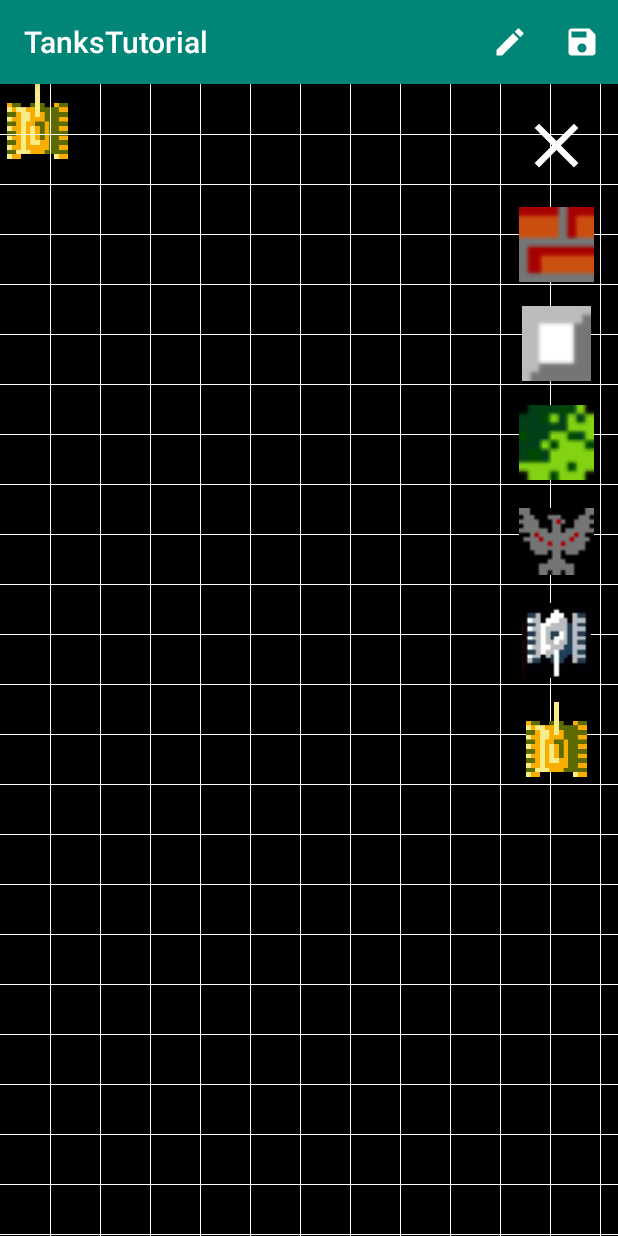
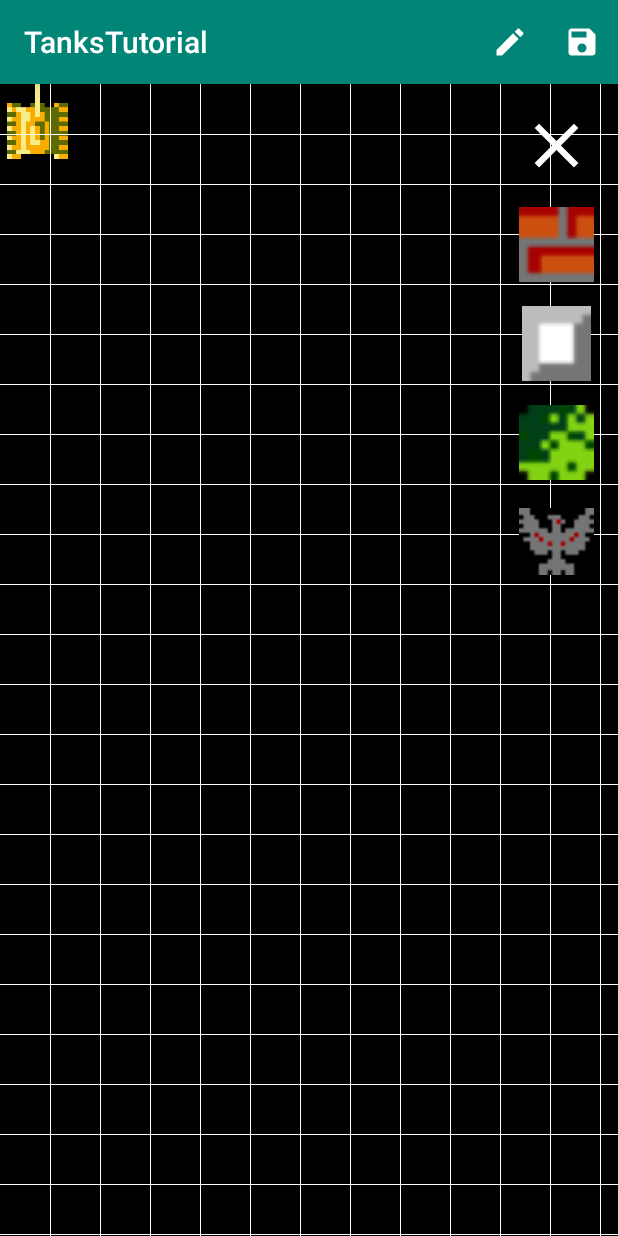
Before and after one commit to samaromku/TanksTutorial, an Android app: the MainActivity screen opened directly, with no data from a screen before it, after a tap on "settings", on a phone screen of 412 x 824 dp. Run offline under Robolectric (Android 15) with nearby library versions, the phone set to English and light mode, and no system bars; 1 statement that could not run was skipped.

Commit message:
16 lesson: fix enemy tanks respawn creation

```diff
--- a/app/src/main/java/ru/appngo/tankstutorial/MainActivity.kt
+++ b/app/src/main/java/ru/appngo/tankstutorial/MainActivity.kt
@@ -3,25 +3,15 @@ package ru.appngo.tankstutorial
 import android.os.Bundle
 import android.support.v7.app.AppCompatActivity
 import android.view.KeyEvent
-import android.view.KeyEvent.KEYCODE_DPAD_DOWN
-import android.view.KeyEvent.KEYCODE_DPAD_LEFT
-import android.view.KeyEvent.KEYCODE_DPAD_RIGHT
-import android.view.KeyEvent.KEYCODE_DPAD_UP
-import android.view.KeyEvent.KEYCODE_SPACE
+import android.view.KeyEvent.*
 import android.view.Menu
 import android.view.MenuItem
 import android.view.View.GONE
 import android.view.View.VISIBLE
 import android.widget.FrameLayout
 import kotlinx.android.synthetic.main.activity_main.*
-import ru.appngo.tankstutorial.drawers.BulletDrawer
-import ru.appngo.tankstutorial.drawers.ElementsDrawer
-import ru.appngo.tankstutorial.drawers.GridDrawer
-import ru.appngo.tankstutorial.drawers.TankDrawer
-import ru.appngo.tankstutorial.enums.Direction.BOTTOM
-import ru.appngo.tankstutorial.enums.Direction.LEFT
-import ru.appngo.tankstutorial.enums.Direction.RIGHT
-import ru.appngo.tankstutorial.enums.Direction.UP
+import ru.appngo.tankstutorial.drawers.*
+import ru.appngo.tankstutorial.enums.Direction.*
 import ru.appngo.tankstutorial.enums.Material
 
 const val CELL_SIZE = 50
@@ -53,6 +43,10 @@ class MainActivity : AppCompatActivity() {
         LevelStorage(this)
     }
 
+    private val enemyDrawer by lazy {
+        EnemyDrawer(container)
+    }
+
     override fun onCreate(savedInstanceState: Bundle?) {
         super.onCreate(savedInstanceState)
         setContentView(R.layout.activity_main)
@@ -62,8 +56,6 @@ class MainActivity : AppCompatActivity() {
         editor_concrete.setOnClickListener { elementsDrawer.currentMaterial = Material.CONCRETE }
         editor_grass.setOnClickListener { elementsDrawer.currentMaterial = Material.GRASS }
         editor_eagle.setOnClickListener { elementsDrawer.currentMaterial = Material.EAGLE }
-        editor_enemy_respawn.setOnClickListener { elementsDrawer.currentMaterial = Material.ENEMY_TANK_RESPAWN }
-        editor_player_respawn.setOnClickListener { elementsDrawer.currentMaterial = Material.PLAYER_TANK_RESPAWN }
         container.setOnTouchListener { _, event ->
             elementsDrawer.onTouchContainer(event.x, event.y)
             return@setOnTouchListener true
@@ -103,13 +95,11 @@ class MainActivity : AppCompatActivity() {
     private fun showSettings() {
         gridDrawer.drawGrid()
         materials_container.visibility = VISIBLE
-        elementsDrawer.changeElementsVisibility(true)
     }
 
     private fun hideSettings() {
         gridDrawer.removeGrid()
         materials_container.visibility = GONE
-        elementsDrawer.changeElementsVisibility(false)
     }
 
     override fun onKeyDown(keyCode: Int, event: KeyEvent?): Boolean {
@@ -118,7 +108,11 @@ class MainActivity : AppCompatActivity() {
             KEYCODE_DPAD_LEFT -> tankDrawer.move(myTank, LEFT, elementsDrawer.elementsOnContainer)
             KEYCODE_DPAD_DOWN -> tankDrawer.move(myTank, BOTTOM, elementsDrawer.elementsOnContainer)
             KEYCODE_DPAD_RIGHT -> tankDrawer.move(myTank, RIGHT, elementsDrawer.elementsOnContainer)
-            KEYCODE_SPACE -> bulletDrawer.makeBulletMove(myTank, tankDrawer.currentDirection, elementsDrawer.elementsOnContainer)
+            KEYCODE_SPACE -> bulletDrawer.makeBulletMove(
+                myTank,
+                tankDrawer.currentDirection,
+                elementsDrawer.elementsOnContainer
+            )
         }
         return super.onKeyDown(keyCode, event)
     }
--- a/app/src/main/java/ru/appngo/tankstutorial/drawers/ElementsDrawer.kt
+++ b/app/src/main/java/ru/appngo/tankstutorial/drawers/ElementsDrawer.kt
@@ -22,21 +22,6 @@ class ElementsDrawer(val container: FrameLayout) {
             eraseView(coordinate)
         } else {
             drawOrReplaceView(coordinate)
-        }
-    }
-
-    fun changeElementsVisibility(editMode:Boolean){
-        elementsOnContainer
-            .filter { it.material.visibleInEditableMode }
-            .forEach{ setViewIdVisibility(it.viewId, editMode)}
-    }
-
-    private fun setViewIdVisibility(viewId: Int, editMode: Boolean) {
-        val view = container.findViewById<View>(viewId)
-        if (editMode) {
-            view.visibility = View.VISIBLE
-        } else {
-            view.visibility = View.GONE
         }
     }
 
@@ -87,8 +72,10 @@ class ElementsDrawer(val container: FrameLayout) {
             for (height in 0 until currentMaterial.height) {
                 for (width in 0 until currentMaterial.width) {
                     if (element.coordinate == Coordinate(
-                                coordinate.top + height * CELL_SIZE,
-                                coordinate.left + width * CELL_SIZE)) {
+                            coordinate.top + height * CELL_SIZE,
+                            coordinate.left + width * CELL_SIZE
+                        )
+                    ) {
                         elementsList.add(element)
                     }
                 }
@@ -101,16 +88,18 @@ class ElementsDrawer(val container: FrameLayout) {
         removeUnwantedInstances()
         val view = ImageView(container.context)
         val layoutParams = FrameLayout.LayoutParams(
-                currentMaterial.width * CELL_SIZE,
-                currentMaterial.height * CELL_SIZE)
+            currentMaterial.width * CELL_SIZE,
+            currentMaterial.height * CELL_SIZE
+        )
         currentMaterial.image?.let { view.setImageResource(it) }
         layoutParams.topMargin = coordinate.top
         layoutParams.leftMargin = coordinate.left
         val element = Element(
-                material = currentMaterial,
-                coordinate = coordinate,
-                width = currentMaterial.width,
-                height = currentMaterial.height)
+            material = currentMaterial,
+            coordinate = coordinate,
+            width = currentMaterial.width,
+            height = currentMaterial.height
+        )
         view.id = element.viewId
         view.layoutParams = layoutParams
         view.scaleType = ImageView.ScaleType.FIT_XY
--- a/app/src/main/java/ru/appngo/tankstutorial/enums/Material.kt
+++ b/app/src/main/java/ru/appngo/tankstutorial/enums/Material.kt
@@ -14,8 +14,7 @@ enum class Material(
     val elementsAmountOnScreen: Int,
     val width: Int,
     val height: Int,
-    val image: Int?,
-    val visibleInEditableMode: Boolean
+    val image: Int?
 ) {
     EMPTY(
         tankCanGoThrough = true,
@@ -24,8 +23,7 @@ enum class Material(
         elementsAmountOnScreen = 0,
         width = 0,
         height = 0,
-        image = null,
-        visibleInEditableMode = false
+        image = null
     ),
     BRICK(
         tankCanGoThrough = false,
@@ -34,8 +32,7 @@ enum class Material(
         elementsAmountOnScreen = 0,
         width = CELLS_SIMPLE_ELEMENT,
         height = CELLS_SIMPLE_ELEMENT,
-        image = R.drawable.brick,
-        visibleInEditableMode = false
+        image = R.drawable.brick
     ),
     CONCRETE(
         tankCanGoThrough = false,
@@ -44,8 +41,7 @@ enum class Material(
         elementsAmountOnScreen = 0,
         width = CELLS_SIMPLE_ELEMENT,
         height = CELLS_SIMPLE_ELEMENT,
-        image = R.drawable.concrete,
-        visibleInEditableMode = false
+        image = R.drawable.concrete
     ),
     GRASS(
         tankCanGoThrough = true,
@@ -54,8 +50,7 @@ enum class Material(
         elementsAmountOnScreen = 0,
         width = CELLS_SIMPLE_ELEMENT,
         height = CELLS_SIMPLE_ELEMENT,
-        image = R.drawable.grass,
-        visibleInEditableMode = false
+        image = R.drawable.grass
     ),
     EAGLE(
         tankCanGoThrough = false,
@@ -64,8 +59,7 @@ enum class Material(
         elementsAmountOnScreen = 1,
         width = CELLS_EAGLE_WIDTH,
         height = CELLS_EAGLE_HEIGHT,
-        image = R.drawable.eagle,
-        visibleInEditableMode = false
+        image = R.drawable.eagle
     ),
     ENEMY_TANK_RESPAWN(
         tankCanGoThrough = true,
@@ -74,8 +68,7 @@ enum class Material(
         elementsAmountOnScreen = 3,
         width = CELLS_TANKS_SIZE,
         height = CELLS_TANKS_SIZE,
-        image = R.drawable.enemy_tank,
-        visibleInEditableMode = true
+        image = R.drawable.enemy_tank
     ),
     PLAYER_TANK_RESPAWN(
         tankCanGoThrough = true,
@@ -84,7 +77,6 @@ enum class Material(
         elementsAmountOnScreen = 1,
         width = CELLS_TANKS_SIZE,
         height = CELLS_TANKS_SIZE,
-        image = R.drawable.tank,
-        visibleInEditableMode = true
+        image = R.drawable.tank
     ),
 }
--- a/app/src/main/res/layout/activity_main.xml
+++ b/app/src/main/res/layout/activity_main.xml
@@ -66,19 +66,5 @@
             android:layout_margin="8dp"
             android:src="@drawable/eagle" />
 
-        <ImageView
-            android:id="@+id/editor_enemy_respawn"
-            android:layout_width="50dp"
-            android:layout_height="50dp"
-            android:layout_margin="8dp"
-            android:src="@drawable/enemy_tank" />
-
-        <ImageView
-            android:id="@+id/editor_player_respawn"
-            android:layout_width="50dp"
-            android:layout_height="50dp"
-            android:layout_margin="8dp"
-            android:src="@drawable/tank" />
-
     </LinearLayout>
 </FrameLayout>
```
Also changed, not shown: app/src/main/java/ru/appngo/tankstutorial/drawers/EnemyDrawer.kt (added, +21 -0 lines).
